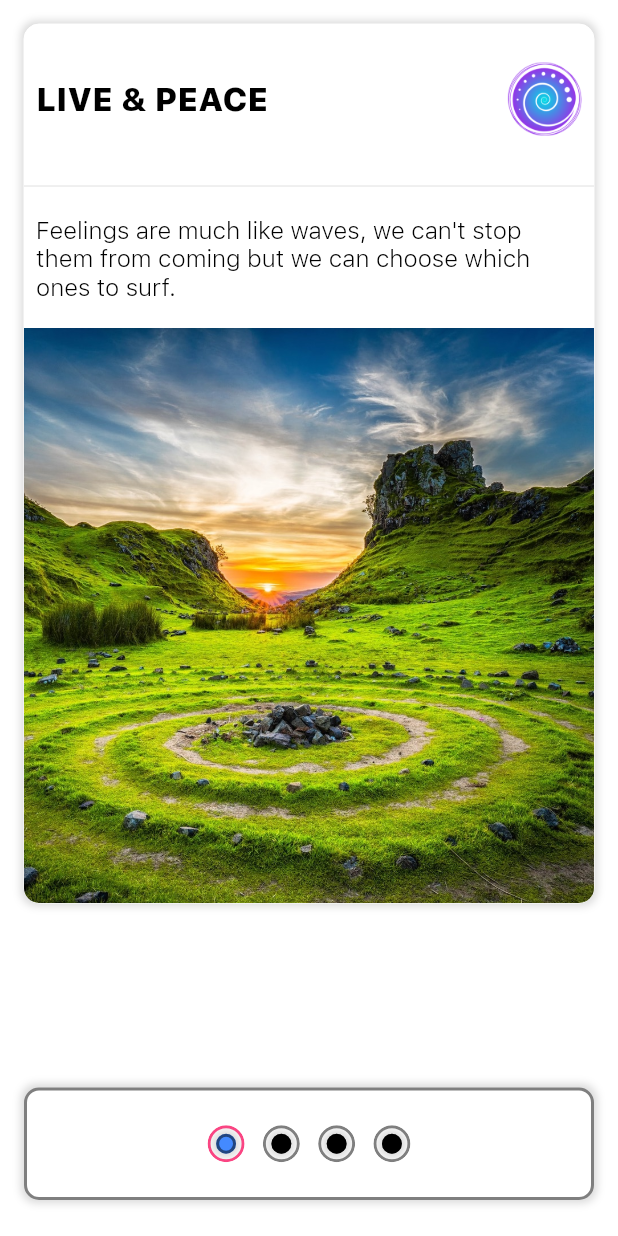
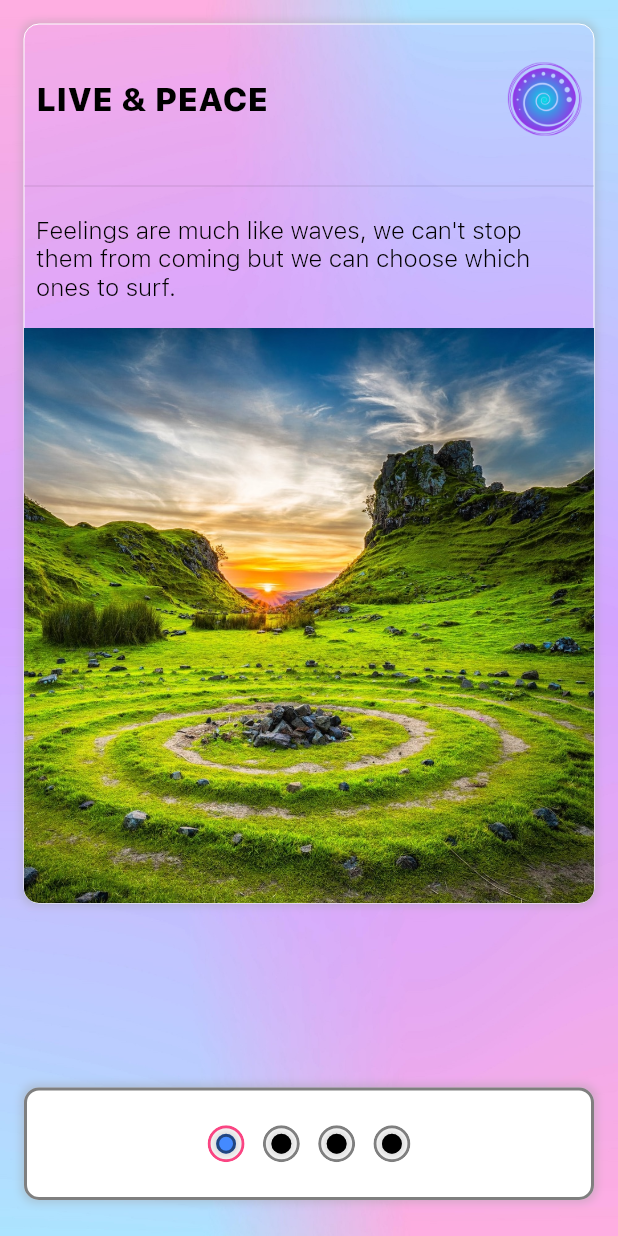
Before and after one commit to mostafizurrahman/reborn, a Flutter app: the screen it shows after launch, on a phone screen of 412 x 824 dp. Run offline on Flutter 3.47's test engine with Material 2 defaults, Android fonts, the phone set to English and light mode, and no system bars; our stand-ins replace cached_network_image, cloud_firestore, equatable, firebase_core, flutter_bloc, font_awesome_flutter and 4 more; accounts and stored records are empty.

Commit message:
Created full journey:

```diff
--- a/reborn/lib/feature/audio_player/widget/audio_player_bottom_view.dart
+++ b/reborn/lib/feature/audio_player/widget/audio_player_bottom_view.dart
@@ -1,5 +1,6 @@
 import 'package:flutter/material.dart';
 import 'package:reborn/utility/app_theme_data.dart';
+import 'package:reborn/utility/data_formatter.dart';
 import 'package:reborn/utility/screen_data.dart';
 
 import '../../domain/entities.dart';
@@ -21,6 +22,7 @@ class _AudioPlayerBottomState extends State<AudioPlayerBottomView> {
   double sliderValue = 0;
   @override
   Widget build(BuildContext context) {
+    final duration = DataFormatter.formattedDuration(Duration(seconds: widget.track.trackDuration));
     return Padding(
       padding: const EdgeInsets.all(12),
       child: Container(
@@ -65,7 +67,7 @@ class _AudioPlayerBottomState extends State<AudioPlayerBottomView> {
                     mainAxisAlignment: MainAxisAlignment.spaceEvenly,
                     children: [
                       Text(
-                        "04:21",
+                        duration,
                         style: TextStyle(
                           fontWeight: FontWeight.w300,
                           fontSize: 32,
--- a/reborn/lib/feature/home/home_widget.dart
+++ b/reborn/lib/feature/home/home_widget.dart
@@ -100,11 +100,11 @@ class _HomeState extends ThemeState<HomeWidget> {
   Widget _onBuildGridFilter(final BuildContext _context, final FirebaseDataState firebaseState) {
     if (firebaseState is FirebaseDataLoadingState) {
       return SizedBox(
-        height: screenData.height / 2,
+        height: screenData.height,
         child: Column(
           mainAxisAlignment: MainAxisAlignment.center,
           children: [
-            const RebornFilterView(),
+            //const RebornFilterView(),
             Padding(
               padding: const EdgeInsets.symmetric(vertical: 12),
               child: BaseLoadingView.loader,
--- a/reborn/lib/feature/home/widgets/reborn_category_view.dart
+++ b/reborn/lib/feature/home/widgets/reborn_category_view.dart
@@ -48,6 +48,7 @@ class _RebornCategoryState extends State<RebornCategoryView> {
             height: 50,
             child: CategoryTitleView(
               category: widget.category,
+              firebaseState: widget.firebaseState,
             ),
           ),
           SizedBox(
--- a/reborn/lib/feature/home/widgets/track_cover_view.dart
+++ b/reborn/lib/feature/home/widgets/track_cover_view.dart
@@ -6,6 +6,7 @@ import 'dart:math';
 import 'package:cached_network_image/cached_network_image.dart';
 import 'package:flutter/cupertino.dart';
 import 'package:flutter/material.dart';
+import 'package:reborn/feature/audio_player/audio_player_screen.dart';
 import 'package:reborn/feature/domain/entities.dart';
 import 'package:reborn/utility/image_ext.dart';
 import 'package:reborn/utility/screen_data.dart';
@@ -64,7 +65,7 @@ class TrackCoverView extends StatelessWidget {
                   focusColor: CCAppTheme.pinkLightColor.withAlpha(80),
                   splashColor: CCAppTheme.periwinkleDarkColor.withAlpha(110),
                   onTap: () {
-                    debugPrint("filter tap on ${track.trackTitle.en}");
+                    Navigator.of(context).pushNamed(AudioPlayerScreen.path, arguments: {"track" : track});
                   },
                 ),
               ),
--- a/reborn/lib/feature/home/widgets/track_grid_view.dart
+++ b/reborn/lib/feature/home/widgets/track_grid_view.dart
@@ -3,6 +3,7 @@ import 'dart:math';
 import 'package:cached_network_image/cached_network_image.dart';
 import 'package:flutter/cupertino.dart';
 import 'package:flutter/material.dart';
+import 'package:reborn/feature/audio_player/audio_player_screen.dart';
 import 'package:reborn/feature/data_model/static_data.dart';
 import 'package:reborn/feature/domain/entities.dart';
 import 'package:reborn/feature/home/widgets/author_blur_view.dart';
@@ -63,7 +64,7 @@ class TrackGridView extends StatelessWidget {
                   focusColor: CCAppTheme.pinkLightColor.withAlpha(80),
                   splashColor: CCAppTheme.periwinkleDarkColor.withAlpha(110),
                   onTap: () {
-                    debugPrint("filter tap on ${track.trackTitle.en}");
+                    Navigator.of(context).pushNamed(AudioPlayerScreen.path, arguments: {"track" : track});
                   },
                 ),
               ),
--- a/reborn/lib/feature/startup/launch_widget.dart
+++ b/reborn/lib/feature/startup/launch_widget.dart
@@ -44,6 +44,12 @@ class _LaunchState extends ThemeState<LaunchWidget> {
     screenData.setScreenData(context);
     return Scaffold(
       body: Container(
+        decoration: BoxDecoration(
+          image: const DecorationImage(
+            image: AssetImage('lib/assets/bg_light.jpg'),
+            fit: BoxFit.cover,
+          ),
+        ),
         width: screenData.width,
         height: screenData.height,
         child: SafeArea(
@@ -65,7 +71,6 @@ class _LaunchState extends ThemeState<LaunchWidget> {
             ],
           ),
         ),
-        color: Colors.white,
       ),
     );
   }
--- a/reborn/lib/feature/startup/welcome_page.dart
+++ b/reborn/lib/feature/startup/welcome_page.dart
@@ -47,8 +47,9 @@ class _WelcomeState extends State<WelcomePage> {
     final _widgets =
         _pages.map((_pageData) => PageWidget(pageData: _pageData)).toList();
     return Material(
-      color: Colors.white,
+      color: Colors.transparent,
       child: PageView(
+
         controller: _pageController,
         children: _widgets,
       ),
@@ -75,7 +76,10 @@ class PageWidget extends StatelessWidget {
       padding: const EdgeInsets.all(16.0),
       child: Container(
         height: screenData.height * 0.75,
-        decoration: CCAppTheme.shadowDec
+        decoration: CCAppTheme.shadowDec.copyWith(image:const DecorationImage(
+          image: AssetImage('lib/assets/bg_light.jpg'),
+          fit: BoxFit.cover,
+        ), color: Colors.transparent)
             .copyWith(border: Border.all(color: Colors.white, width: 0)),
         child: ClipRRect(
           borderRadius: const BorderRadius.only(
```
Also changed, not shown: reborn/lib/feature/home/widgets/category_title_view.dart (+14 -6 lines).
